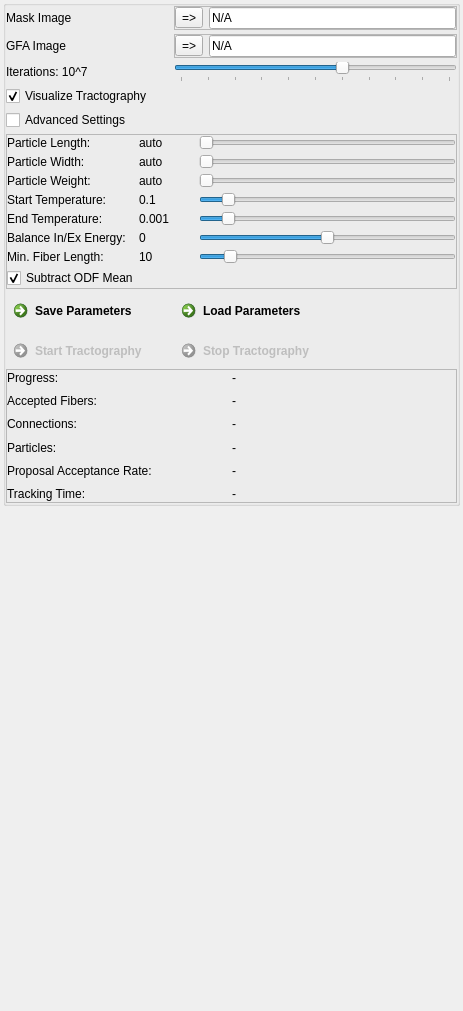
This is Modules/Bundles/org.mitk.gui.qt.diffusionimaging/src/internal/QmitkGibbsTrackingViewControls.ui in MITK/MITK as Qt 5 draws it before an edit. The edited form follows.
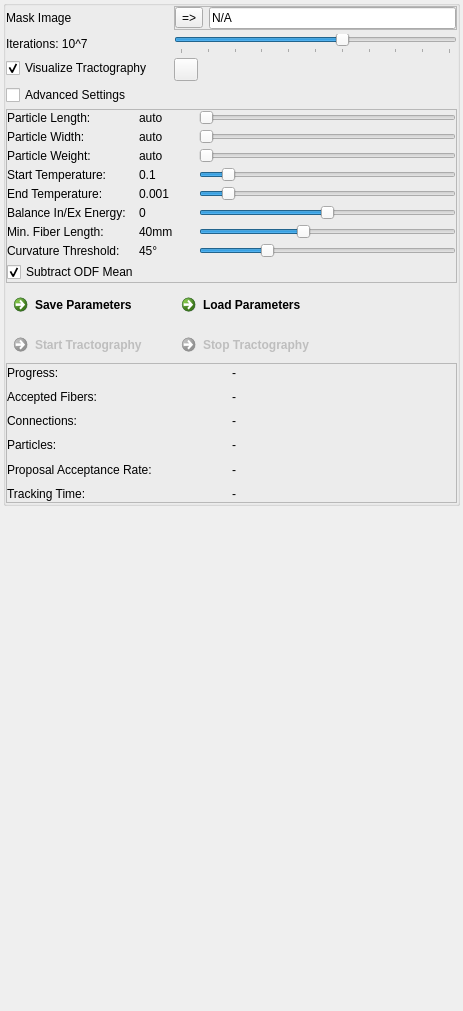
This is the edited form. Icons and pictures are not drawn.

What changed in the file:
```diff
--- a/Modules/Bundles/org.mitk.gui.qt.diffusionimaging/src/internal/QmitkGibbsTrackingViewControls.ui
+++ b/Modules/Bundles/org.mitk.gui.qt.diffusionimaging/src/internal/QmitkGibbsTrackingViewControls.ui
@@ -131,7 +131,7 @@
            </layout>
           </widget>
          </item>
-         <item row="2" column="0">
+         <item row="1" column="0">
           <widget class="QLabel" name="m_IterationsLabel">
            <property name="toolTip">
             <string/>
@@ -147,7 +147,26 @@
            </property>
           </widget>
          </item>
-         <item row="3" column="0">
+         <item row="1" column="1">
+          <widget class="QSlider" name="m_IterationsSlider">
+           <property name="toolTip">
+            <string>Specify number of iterations for the tracking algorithm.</string>
+           </property>
+           <property name="maximum">
+            <number>10</number>
+           </property>
+           <property name="value">
+            <number>6</number>
+           </property>
+           <property name="orientation">
+            <enum>Qt::Horizontal</enum>
+           </property>
+           <property name="tickPosition">
+            <enum>QSlider::TicksBelow</enum>
+           </property>
+          </widget>
+         </item>
+         <item row="2" column="0">
           <widget class="QCheckBox" name="m_VisualizationCheckbox">
            <property name="enabled">
             <bool>true</bool>
@@ -160,14 +179,14 @@
            </property>
           </widget>
          </item>
-         <item row="6" column="0">
+         <item row="5" column="0">
           <widget class="QCheckBox" name="m_AdvancedSettingsCheckbox">
            <property name="text">
             <string>Advanced Settings</string>
            </property>
           </widget>
          </item>
-         <item row="7" column="0" colspan="2">
+         <item row="6" column="0" colspan="2">
           <widget class="QFrame" name="m_AdvancedFrame">
            <property name="enabled">
             <bool>true</bool>
@@ -434,7 +453,7 @@
                <string/>
               </property>
               <property name="text">
-               <string>10</string>
+               <string>40mm</string>
               </property>
               <property name="alignment">
                <set>Qt::AlignLeading|Qt::AlignLeft|Qt::AlignVCenter</set>
@@ -453,7 +472,7 @@
                <number>1</number>
               </property>
               <property name="value">
-               <number>10</number>
+               <number>40</number>
               </property>
               <property name="orientation">
                <enum>Qt::Horizontal</enum>
@@ -589,10 +608,67 @@
               </property>
              </spacer>
             </item>
+            <item row="7" column="0">
+             <widget class="QLabel" name="m_CurvatureThresholdLabel_2">
+              <property name="toolTip">
+               <string/>
+              </property>
+              <property name="statusTip">
+               <string/>
+              </property>
+              <property name="whatsThis">
+               <string/>
+              </property>
+              <property name="text">
+               <string>Curvature Threshold:</string>
+              </property>
+             </widget>
+            </item>
+            <item row="7" column="1">
+             <widget class="QLabel" name="m_CurvatureThresholdLabel">
+              <property name="toolTip">
+               <string/>
+              </property>
+              <property name="statusTip">
+               <string/>
+              </property>
+              <property name="whatsThis">
+               <string/>
+              </property>
+              <property name="text">
+               <string>45°</string>
+              </property>
+              <property name="alignment">
+               <set>Qt::AlignLeading|Qt::AlignLeft|Qt::AlignVCenter</set>
+              </property>
+             </widget>
+            </item>
+            <item row="7" column="2">
+             <widget class="QSlider" name="m_CurvatureThresholdSlider">
+              <property name="toolTip">
+               <string>Allow only fiber curvature values smaller than the selected threshold.</string>
+              </property>
+              <property name="maximum">
+               <number>180</number>
+              </property>
+              <property name="singleStep">
+               <number>1</number>
+              </property>
+              <property name="value">
+               <number>45</number>
+              </property>
+              <property name="orientation">
+               <enum>Qt::Horizontal</enum>
+              </property>
+              <property name="tickPosition">
+               <enum>QSlider::NoTicks</enum>
+              </property>
+             </widget>
+            </item>
            </layout>
           </widget>
          </item>
-         <item row="8" column="0">
+         <item row="7" column="0">
           <widget class="QCommandLinkButton" name="m_SaveTrackingParameters">
            <property name="enabled">
             <bool>true</bool>
@@ -612,7 +688,7 @@
            </property>
           </widget>
          </item>
-         <item row="8" column="1">
+         <item row="7" column="1">
           <widget class="QCommandLinkButton" name="m_LoadTrackingParameters">
            <property name="enabled">
             <bool>true</bool>
@@ -632,26 +708,7 @@
            </property>
           </widget>
          </item>
-         <item row="2" column="1">
-          <widget class="QSlider" name="m_IterationsSlider">
-           <property name="toolTip">
-            <string>Specify number of iterations for the tracking algorithm.</string>
-           </property>
-           <property name="maximum">
-            <number>10</number>
-           </property>
-           <property name="value">
-            <number>6</number>
-           </property>
-           <property name="orientation">
-            <enum>Qt::Horizontal</enum>
-           </property>
-           <property name="tickPosition">
-            <enum>QSlider::TicksBelow</enum>
-           </property>
-          </widget>
-         </item>
-         <item row="9" column="0">
+         <item row="8" column="0">
           <widget class="QCommandLinkButton" name="m_TrackingStart">
            <property name="enabled">
             <bool>false</bool>
@@ -671,7 +728,7 @@
            </property>
           </widget>
          </item>
-         <item row="9" column="1">
+         <item row="8" column="1">
           <widget class="QCommandLinkButton" name="m_TrackingStop">
            <property name="enabled">
             <bool>false</bool>
@@ -691,52 +748,21 @@
            </property>
           </widget>
          </item>
-         <item row="1" column="0">
-          <widget class="QLabel" name="label_6">
-           <property name="text">
-            <string>GFA Image</string>
-           </property>
-          </widget>
-         </item>
-         <item row="1" column="1">
-          <widget class="QFrame" name="m_GfaFrame">
+         <item row="2" column="1">
+          <widget class="QToolButton" name="m_VisualizeOnceButton">
            <property name="toolTip">
             <string>Only needed for automatic particle weight estimation.</string>
            </property>
-           <property name="frameShape">
-            <enum>QFrame::StyledPanel</enum>
+           <property name="text">
+            <string/>
            </property>
-           <property name="frameShadow">
-            <enum>QFrame::Raised</enum>
+           <property name="icon">
+            <iconset resource="../../resources/QmitkDiffusionImaging.qrc">
+             <normaloff>:/QmitkDiffusionImaging/Refresh_48.png</normaloff>:/QmitkDiffusionImaging/Refresh_48.png</iconset>
            </property>
-           <layout class="QHBoxLayout" name="horizontalLayout_2">
-            <property name="margin">
-             <number>0</number>
-            </property>
-            <item>
-             <widget class="QToolButton" name="m_SetGfaButton">
-              <property name="enabled">
-               <bool>true</bool>
-              </property>
-              <property name="text">
-               <string>=&gt;</string>
-              </property>
-             </widget>
-            </item>
-            <item>
-             <widget class="QLineEdit" name="m_GfaImageEdit">
-              <property name="enabled">
-               <bool>true</bool>
-              </property>
-              <property name="text">
-               <string>N/A</string>
-              </property>
-              <property name="readOnly">
-               <bool>true</bool>
-              </property>
-             </widget>
-            </item>
-           </layout>
+           <property name="checkable">
+            <bool>true</bool>
+           </property>
           </widget>
          </item>
         </layout>
```
Left out of the diff: 10 changed lines with no effect on the pictures.
